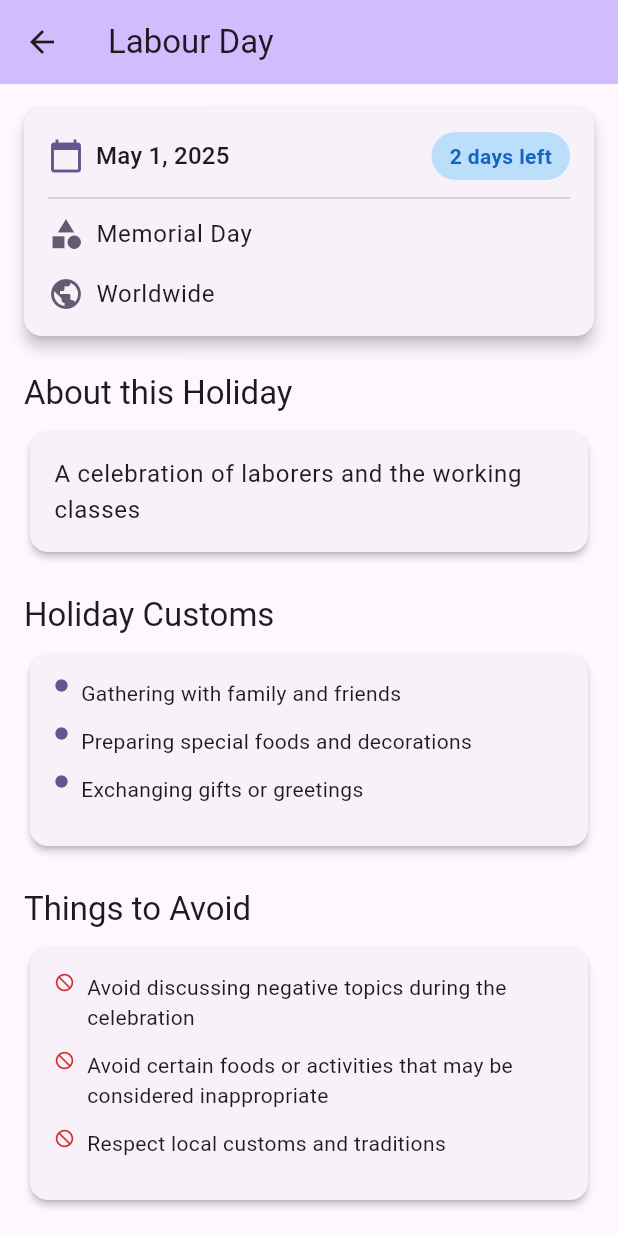
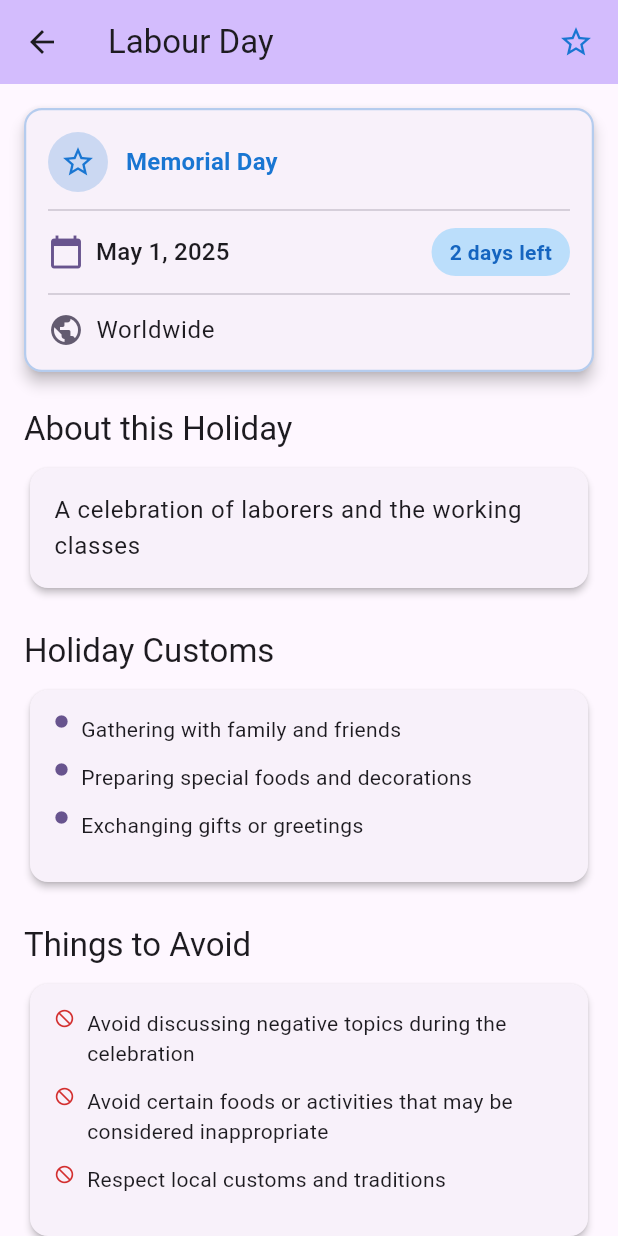
Before and after one commit to deloog/jinlin, a Flutter app: the screen it shows after launch, after a tap on "Labour Day", on a phone screen of 412 x 824 dp. Run offline on Flutter 3.47's test engine with Material 3 defaults, Android fonts, the light colour scheme and no system bars; our stand-ins replace file_picker, flutter_dotenv, permission_handler, share_plus, shared_preferences, speech_to_text; missing offline and left inert: lunar; generated files the repository leaves out were written again.

Commit message:
为节日添加图标：1. 创建节日图标映射系统，根据节日类型和ID分配不同的图标；2. 修改节日卡片，显示更丰富的图标；3. 在节日详情页添加相应的图标；4. 添加节日颜色系统，根据节日类型设置不同的颜色

```diff
--- a/lib/holiday_detail_screen.dart
+++ b/lib/holiday_detail_screen.dart
@@ -57,6 +57,12 @@ class HolidayDetailScreen extends StatelessWidget {
       appBar: AppBar(
         title: Text(holiday.name),
         backgroundColor: theme.colorScheme.inversePrimary,
+        actions: [
+          Padding(
+            padding: const EdgeInsets.only(right: 16.0),
+            child: Icon(holiday.typeIcon, color: holiday.getHolidayColor()),
+          ),
+        ],
       ),
       body: SingleChildScrollView(
         padding: const EdgeInsets.all(16.0),
@@ -67,11 +73,41 @@ class HolidayDetailScreen extends StatelessWidget {
             Card(
               elevation: 4,
               margin: const EdgeInsets.only(bottom: 24.0),
+              shape: RoundedRectangleBorder(
+                borderRadius: BorderRadius.circular(12),
+                side: BorderSide(
+                  color: holiday.getHolidayColor().withOpacity(0.3),
+                  width: 1.5,
+                ),
+              ),
               child: Padding(
                 padding: const EdgeInsets.all(16.0),
                 child: Column(
                   crossAxisAlignment: CrossAxisAlignment.start,
                   children: [
+                    // 节日图标和类型
+                    Row(
+                      children: [
+                        CircleAvatar(
+                          backgroundColor: holiday.getHolidayColor().withOpacity(0.2),
+                          child: Icon(
+                            holiday.typeIcon,
+                            color: holiday.getHolidayColor(),
+                            size: 24,
+                          ),
+                        ),
+                        const SizedBox(width: 12),
+                        Text(
+                          _getHolidayTypeText(holiday.type, l10n),
+                          style: theme.textTheme.titleMedium?.copyWith(
+                            color: holiday.getHolidayColor(),
+                            fontWeight: FontWeight.bold,
+                          ),
+                        ),
+                      ],
+                    ),
+
+                    const Divider(height: 24),
                     // 日期信息
                     Row(
                       children: [
@@ -121,20 +157,6 @@ class HolidayDetailScreen extends StatelessWidget {
                     ),
 
                     const Divider(height: 24),
-
-                    // 节日类型
-                    Row(
-                      children: [
-                        Icon(Icons.category, color: theme.colorScheme.secondary),
-                        const SizedBox(width: 8),
-                        Text(
-                          _getHolidayTypeText(holiday.type, l10n),
-                          style: theme.textTheme.bodyLarge,
-                        ),
-                      ],
-                    ),
-
-                    const SizedBox(height: 16),
 
                     // 节日区域
                     Row(
--- a/lib/main.dart
+++ b/lib/main.dart
@@ -620,13 +620,14 @@ Widget _buildHolidayCard(BuildContext context, SpecialDate holiday, DateTime upc
     elevation: 3.0,
     child: ListTile(
        contentPadding: const EdgeInsets.symmetric(vertical: 10.0, horizontal: 16.0),
-      leading: Icon(holiday.typeIcon, size: 30,// 使用 special_date.dart 中的图标 getter
-      color: holiday.type == SpecialDateType.statutory
-                 ? Colors.redAccent // 法定用红色
-                 : holiday.type == SpecialDateType.traditional
-                   ? Colors.orangeAccent // 传统用橙色
-                   : Theme.of(context).colorScheme.primary
-                   ),
+      leading: CircleAvatar(
+        backgroundColor: holiday.getHolidayColor().withOpacity(0.2),
+        child: Icon(
+          holiday.typeIcon,
+          color: holiday.getHolidayColor(),
+          size: 24,
+        ),
+      ),
       title: Text(
         holiday.name, // 假设 name 已经是目标语言，或者需要本地化
         style: TextStyle(fontWeight: FontWeight.bold, fontSize: 16),
--- a/lib/special_date.dart
+++ b/lib/special_date.dart
@@ -190,21 +190,100 @@ class SpecialDate {
     }
   }
 
-   // 新增：辅助方法，根据类型获取图标 (示例)
+   // 根据节日类型和ID获取图标
    IconData get typeIcon {
+     // 首先检查特定节日的图标
+     final specificIcon = _getSpecificHolidayIcon(id);
+     if (specificIcon != null) {
+       return specificIcon;
+     }
+
+     // 如果没有特定图标，则根据类型返回默认图标
      switch (type) {
        case SpecialDateType.statutory:
-         return Icons.flag_circle; // 法定
+         return Icons.flag_circle; // 法定节日
        case SpecialDateType.traditional:
-         return Icons.cake; // 传统
+         return Icons.cake; // 传统节日
        case SpecialDateType.solarTerm:
          return Icons.wb_sunny; // 节气
        case SpecialDateType.memorial:
-         return Icons.star_border; // 纪念
+         return Icons.star_border; // 纪念日
        case SpecialDateType.custom:
          return Icons.person; // 自定义
        default:
          return Icons.calendar_today;
      }
    }
+
+   // 根据节日ID获取特定图标
+   IconData? _getSpecificHolidayIcon(String holidayId) {
+     // 中国节日
+     if (holidayId == 'CN_SpringFestival') return Icons.fireplace; // 春节
+     if (holidayId == 'CN_LanternFestival') return Icons.lightbulb; // 元宵节
+     if (holidayId == 'CN_ChingMing') return Icons.nature_people; // 清明节
+     if (holidayId == 'CN_DragonBoatFestival') return Icons.directions_boat; // 端午节
+     if (holidayId == 'CN_MidAutumnFestival') return Icons.nightlight_round; // 中秋节
+     if (holidayId == 'CN_DoubleSeventhFestival') return Icons.favorite; // 七夕节
+     if (holidayId == 'CN_DoubleNinthFestival') return Icons.terrain; // 重阳节
+     if (holidayId == 'CN_LabaFestival') return Icons.soup_kitchen; // 腊八节
+     if (holidayId == 'CN_NationalDay') return Icons.flag; // 国庆节
+
+     // 西方节日
+     if (holidayId == 'WEST_Christmas') return Icons.card_giftcard; // 圣诞节
+     if (holidayId == 'WEST_Easter') return Icons.egg; // 复活节
+     if (holidayId == 'WEST_Halloween') return Icons.face_retouching_natural; // 万圣节
+     if (holidayId == 'WEST_Thanksgiving') return Icons.dinner_dining; // 感恩节
+     if (holidayId == 'WEST_StPatricksDay') return Icons.grass; // 圣帕特里克节
+
+     // 国际节日
+     if (holidayId == 'INTL_NewYearDay') return Icons.celebration; // 元旦
+     if (holidayId == 'INTL_ValentinesDay') return Icons.favorite_border; // 情人节
+     if (holidayId == 'INTL_EarthDay') return Icons.public; // 地球日
+     if (holidayId == 'WEST_NewYearsEve') return Icons.watch_later; // 除夕
+
+     // 日本节日
+     if (holidayId == 'JP_NewYear') return Icons.temple_buddhist; // 正月
+     if (holidayId == 'JP_SetuBun') return Icons.grain; // 節分
+     if (holidayId == 'JP_Hinamatsuri') return Icons.emoji_people; // ひな祭り
+     if (holidayId == 'JP_GoldenWeek') return Icons.weekend; // 黄金周
+     if (holidayId == 'JP_Tanabata') return Icons.auto_awesome; // 七夕
+     if (holidayId == 'JP_Obon') return Icons.local_fire_department; // お盆
+     if (holidayId == 'JP_Shichigosan') return Icons.child_care; // 七五三
+
+     // 韩国节日
+     if (holidayId == 'KR_Seollal') return Icons.home; // 설날
+     if (holidayId == 'KR_Chuseok') return Icons.agriculture; // 추석
+     if (holidayId == 'KR_BuddhasBirthday') return Icons.brightness_5; // 부처님 오신 날
+
+     // 印度节日
+     if (holidayId == 'IN_Diwali') return Icons.emoji_objects; // दीवाली
+     if (holidayId == 'IN_Holi') return Icons.palette; // होली
+     if (holidayId == 'IN_Dussehra') return Icons.security; // दशहरा
+
+     // 纪念日
+     if (holidayId.contains('MothersDay')) return Icons.pregnant_woman; // 母亲节
+     if (holidayId.contains('FathersDay')) return Icons.face; // 父亲节
+     if (holidayId.contains('TreePlanting')) return Icons.park; // 植树节
+
+     // 没有特定图标，返回null，使用类型默认图标
+     return null;
+   }
+
+   // 获取节日的颜色
+   Color getHolidayColor() {
+     switch (type) {
+       case SpecialDateType.statutory:
+         return Colors.red[700]!; // 法定节日用红色
+       case SpecialDateType.traditional:
+         return Colors.orange[700]!; // 传统节日用橙色
+       case SpecialDateType.solarTerm:
+         return Colors.green[700]!; // 节气用绿色
+       case SpecialDateType.memorial:
+         return Colors.blue[700]!; // 纪念日用蓝色
+       case SpecialDateType.custom:
+         return Colors.purple[700]!; // 自定义用紫色
+       default:
+         return Colors.grey[700]!;
+     }
+   }
 }
```
